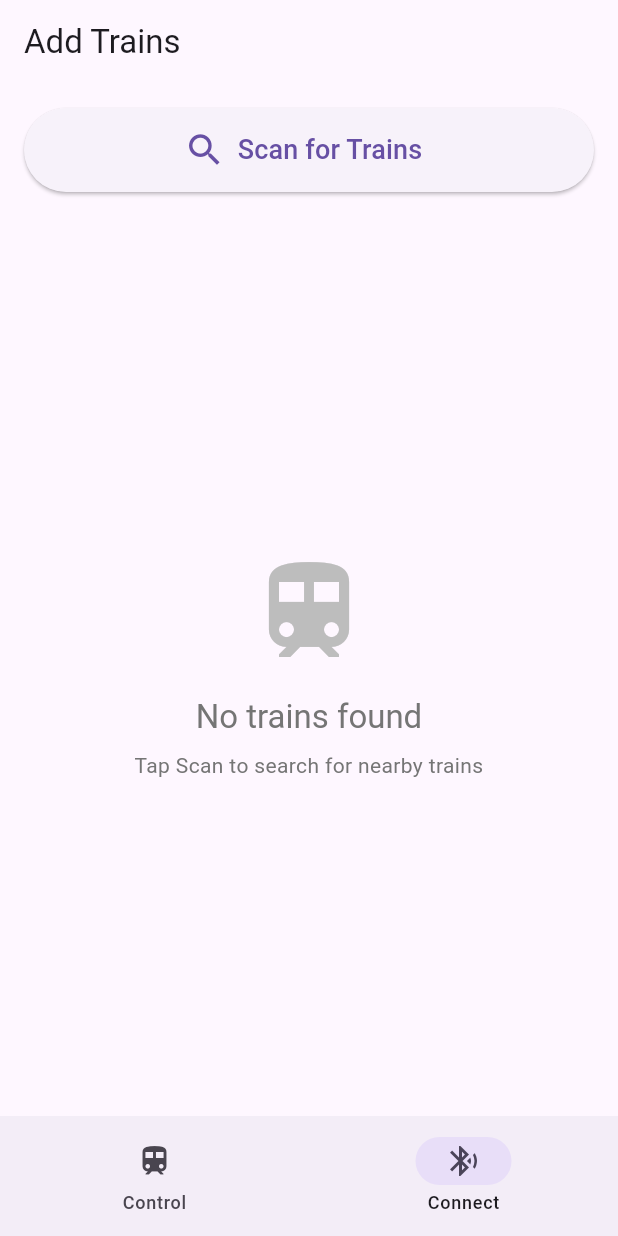
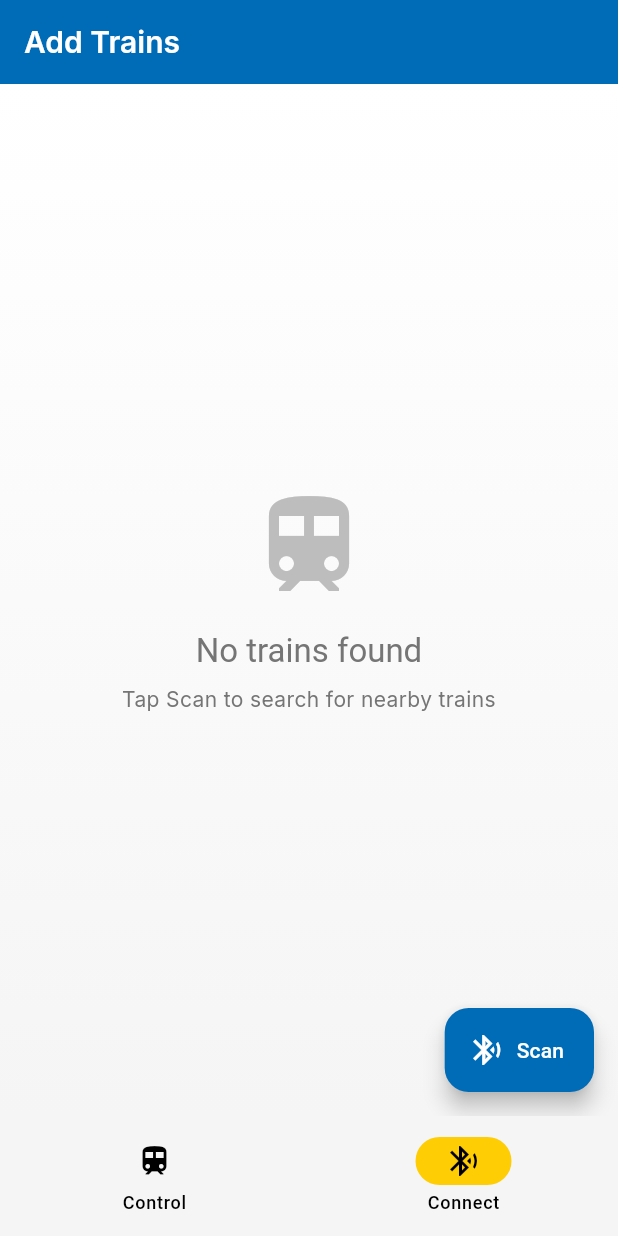
Before and after one commit to themotleycoder/legocontroller, a Flutter app: the screen it shows after launch, item 2 of the bottom bar chosen, on a phone screen of 412 x 824 dp. Run offline on Flutter 3.47's test engine with Material 3 defaults, Android fonts, the phone set to English and light mode, and no system bars; our stand-ins replace google_fonts; missing offline and left inert: universal_ble; statements that could not run were skipped.

Commit message:
updated the UI and color scheme

```diff
--- a/lib/main.dart
+++ b/lib/main.dart
@@ -1,5 +1,6 @@
 import 'package:flutter/material.dart';
 import 'package:legocontroller/screens/home-screen.dart';
+import 'package:legocontroller/style/app_style.dart';
 
 void main() {
   runApp(const MyApp());
@@ -12,10 +13,7 @@ class MyApp extends StatelessWidget {
   Widget build(BuildContext context) {
     return MaterialApp(
       title: 'LEGO Controller',
-      theme: ThemeData(
-        primarySwatch: Colors.blue,
-        useMaterial3: true,
-      ),
+      theme: AppStyle.theme,
       home: const HomeScreen(),
     );
   }
--- a/lib/screens/scan-screen.dart
+++ b/lib/screens/scan-screen.dart
@@ -31,37 +31,14 @@ class _ScanTabState extends State<ScanTab> {
             ],
           ),
         ),
-        child: Column(
-          children: [
-            _buildScanButton(),
-            Expanded(
         child: _devices.isEmpty
             ? _buildEmptyState()
             : _buildDeviceList(),
       ),
-          ],
-        ),
-      ),
-    );
-  }
-
-  Widget _buildScanButton() {
-    return Container(
-      padding: const EdgeInsets.all(16.0),
-      child: Row(
-        children: [
-          Expanded(
-            child: SizedBox(
-              height: 56,
-              child: ElevatedButton.icon(
+      floatingActionButton: FloatingActionButton.extended(
         onPressed: _isScanning || !_legoService.canConnectMore
             ? null
             : _startScan,
-                style: ElevatedButton.styleFrom(
-                  shape: RoundedRectangleBorder(
-                    borderRadius: BorderRadius.circular(28),
-                  ),
-                ),
         icon: _isScanning
             ? SizedBox(
           width: 24,
@@ -71,15 +48,11 @@ class _ScanTabState extends State<ScanTab> {
             color: Theme.of(context).colorScheme.onPrimary,
           ),
         )
-                    : const Icon(Icons.search, size: 28),
-                label: Text(
-                  _isScanning ? 'Scanning...' : 'Scan for Trains',
-                  style: const TextStyle(fontSize: 18),
-                ),
-              ),
-            ),
-          ),
-        ],
+            : const Icon(Icons.bluetooth_searching),
+        label: Text(_isScanning ? 'Scanning...' : 'Scan'),
+        backgroundColor: _isScanning || !_legoService.canConnectMore
+            ? Theme.of(context).disabledColor
+            : Theme.of(context).primaryColor,
       ),
     );
   }
--- /dev/null
+++ b/lib/style/app_style.dart
@@ -0,0 +1,157 @@
+import 'package:flutter/material.dart';
+import 'package:google_fonts/google_fonts.dart';
+
+/// App styling configuration
+class AppStyle {
+  // Prevent instantiation
+  AppStyle._();
+
+  /// Primary Colors
+  static const Color primaryColor = Color(0xFF006CB7);      // Blue
+  static const Color primaryLight = Color(0xFF64B5F6);      // Light Blue
+  static const Color primaryDark = Color(0xFF006CB7);       // Dark Blue
+
+  /// Secondary Colors
+  static const Color secondaryColor = Color(0xFFFECD04);    // Green for success/connected states
+  static const Color secondaryLight = Color(0xFFFFF579);    // Light Green
+  static const Color secondaryDark = Color(0xFFFBAB18);     // Dark Green
+
+  /// Accent Colors
+  static const Color accentColor = Color(0xFF00B04E);       // Amber for warnings/connecting states
+  static const Color errorColor = Color(0xFFDD1A22);        // Red for errors/disconnected states
+  static const Color infoColor = Color(0xFF006CB7);         // Blue for information
+
+  /// Neutral Colors
+  static const Color background = Color(0xFFFFFFFF);        // White background
+  static const Color surface = Color(0xFFF5F5F5);           // Light Gray surface
+  static const Color divider = Color(0xFFE0E0E0);           // Gray divider
+
+  /// Text Colors
+  static const Color textPrimary = Color(0xFF212121);       // Dark Gray for primary text
+  static const Color textSecondary = Color(0xFF757575);     // Medium Gray for secondary text
+  static const Color textDisabled = Color(0xFFBDBDBD);      // Light Gray for disabled text
+
+  /// Connection Status Colors
+  static const Color connected = Color(0xFF4CAF50);         // Green
+  static const Color disconnected = Color(0xFFF44336);      // Red
+  static const Color connecting = Color(0xFFFFC107);        // Amber
+  static const Color scanning = Color(0xFF2196F3);          // Blue
+
+  /// Spacing Constants
+  static const double spacing_xs = 4.0;
+  static const double spacing_sm = 8.0;
+  static const double spacing_md = 16.0;
+  static const double spacing_lg = 24.0;
+  static const double spacing_xl = 32.0;
+
+  /// Border Radius
+  static const double borderRadiusSmall = 4.0;
+  static const double borderRadiusMedium = 8.0;
+  static const double borderRadiusLarge = 12.0;
+
+  /// Font Sizes
+  static const double fontSizeCaption = 12.0;
+  static const double fontSizeBody = 14.0;
+  static const double fontSizeSubheading = 16.0;
+  static const double fontSizeHeading = 20.0;
+  static const double fontSizeTitle = 24.0;
+
+  /// Text Styles
+  static final TextStyle headingStyle = GoogleFonts.inter(
+    fontSize: fontSizeHeading,
+    fontWeight: FontWeight.w600,
+    color: textPrimary,
+  );
+
+  static final TextStyle subheadingStyle = GoogleFonts.inter(
+    fontSize: fontSizeSubheading,
+    fontWeight: FontWeight.w500,
+    color: textPrimary,
+  );
+
+  static final TextStyle bodyStyle = GoogleFonts.inter(
+    fontSize: fontSizeBody,
+    fontWeight: FontWeight.w400,
+    color: textPrimary,
+  );
+
+  static final TextStyle captionStyle = GoogleFonts.inter(
+    fontSize: fontSizeCaption,
+    fontWeight: FontWeight.w400,
+    color: textSecondary,
+  );
+
+  /// Device Card Style
+  static final BoxDecoration deviceCardDecoration = BoxDecoration(
+    color: background,
+    borderRadius: BorderRadius.circular(borderRadiusMedium),
+    boxShadow: [
+      BoxShadow(
+        color: Colors.black.withOpacity(0.1),
+        blurRadius: 4,
+        offset: const Offset(0, 2),
+      ),
+    ],
+  );
+
+  /// App Theme
+  static ThemeData get theme => ThemeData(
+    primaryColor: primaryColor,
+    primaryColorLight: primaryLight,
+    primaryColorDark: primaryDark,
+    colorScheme: const ColorScheme.light(
+      primary: primaryColor,
+      secondary: secondaryColor,
+      error: errorColor,
+      background: background,
+      surface: surface,
+    ),
+    scaffoldBackgroundColor: background,
+    dividerColor: divider,
+    textTheme: TextTheme(
+      headlineMedium: headingStyle,
+      titleMedium: subheadingStyle,
+      bodyMedium: bodyStyle,
+      bodySmall: captionStyle,
+    ),
+    appBarTheme: AppBarTheme(
+      backgroundColor: primaryColor,
+      elevation: 0,
+      titleTextStyle: headingStyle.copyWith(
+        color: Colors.white,
+      ),
+    ),
+    cardTheme: CardTheme(
+      elevation: 2,
+      shape: RoundedRectangleBorder(
+        borderRadius: BorderRadius.circular(borderRadiusMedium),
+      ),
+    ),
+    elevatedButtonTheme: ElevatedButtonThemeData(
+      style: ElevatedButton.styleFrom(
+        backgroundColor: primaryColor,
+        foregroundColor: Colors.white,
+        padding: const EdgeInsets.symmetric(
+          horizontal: spacing_lg,
+          vertical: spacing_md,
+        ),
+        shape: RoundedRectangleBorder(
+          borderRadius: BorderRadius.circular(borderRadiusMedium),
+        ),
+      ),
+    ),
+    outlinedButtonTheme: OutlinedButtonThemeData(
+      style: OutlinedButton.styleFrom(
+        foregroundColor: primaryColor,
+        side: const BorderSide(color: primaryColor),
+        padding: const EdgeInsets.symmetric(
+          horizontal: spacing_lg,
+          vertical: spacing_md,
+        ),
+        shape: RoundedRectangleBorder(
+          borderRadius: BorderRadius.circular(borderRadiusMedium),
+        ),
+      ),
+    ),
+  );
+}
--- a/pubspec.yaml
+++ b/pubspec.yaml
@@ -37,6 +37,7 @@ dependencies:
   cupertino_icons: ^1.0.8
   provider: ^6.1.2
   universal_ble: ^0.14.0
+  google_fonts: ^6.2.1
 
 dev_dependencies:
   flutter_test:
```
Also changed, not shown: 23 other files. Lines whose indentation alone changed are shown as unchanged.
